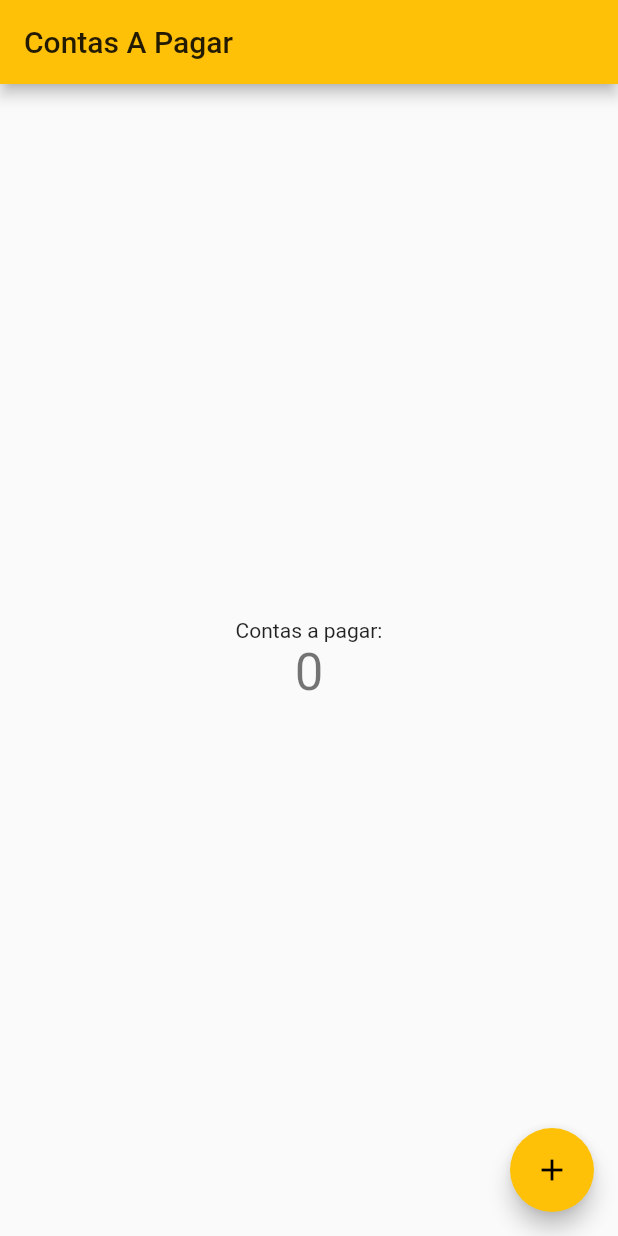
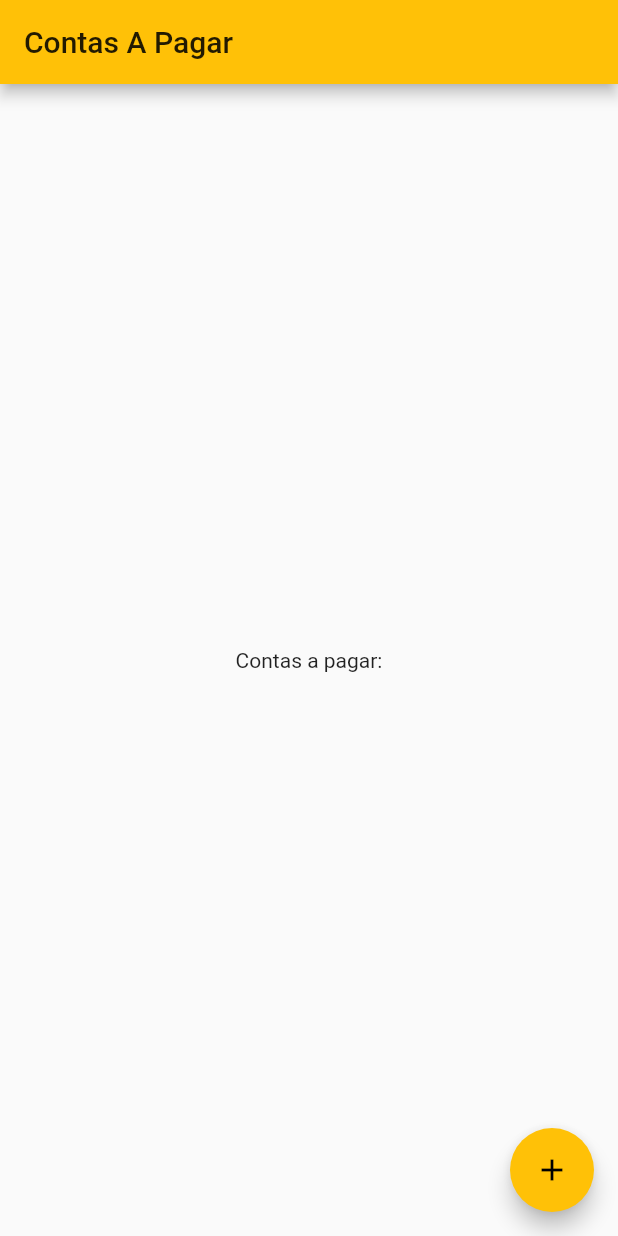
Before and after one commit to LuanZanchet/ContasAPagarApp, a Flutter app: the screen it shows after launch, on a phone screen of 412 x 824 dp. Run offline on Flutter 3.47's test engine with Material 2 defaults, Android fonts, the phone set to English and light mode, and no system bars.

Commit message:
Edição layout pagina inicial

```diff
--- a/lib/screen/Principal.dart
+++ b/lib/screen/Principal.dart
@@ -45,10 +45,6 @@ class _PrincipalPageState extends State<PrincipalPage> {
             Text(
               'Contas a pagar:',
             ),
-            Text(
-              '$_counter',
-              style: Theme.of(context).textTheme.display1,
-            ),
           ],
         ),
       ),
```
